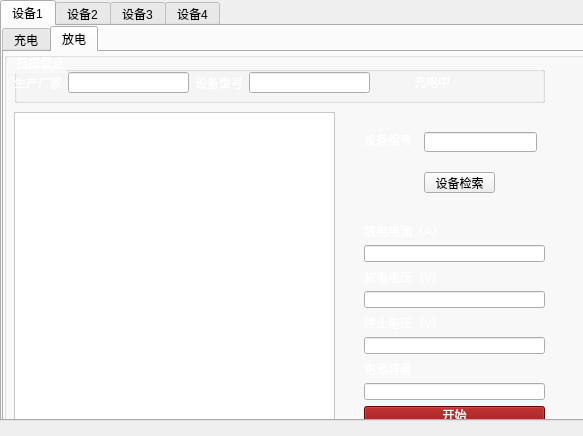
Above: jiemiang.ui from Paul099/Battery_inst_ljs before the change. Below: the same form after it.
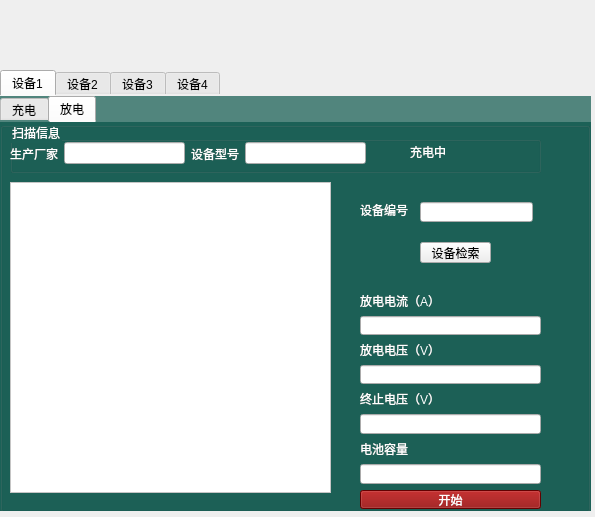
That is the form after the change. The open tabs and pages were chosen to show the change. Icons and pictures are not drawn.

Patch:
```diff
--- a/jiemiang.ui
+++ b/jiemiang.ui
@@ -6,20 +6,31 @@
    <rect>
     <x>0</x>
     <y>0</y>
-    <width>583</width>
-    <height>436</height>
+    <width>595</width>
+    <height>517</height>
    </rect>
   </property>
   <property name="windowTitle">
    <string>Form</string>
   </property>
+  <property name="styleSheet">
+   <string notr="true">QWidget#Form{border-image: url(:/img/qrc/guowang.jpg);}
+
+
+QTabWidget:pane {
+	border-top:0px solid #e8f3f9;
+	 
+	background-color:rgba(2, 79, 67, 170);
+	
+	}</string>
+  </property>
   <widget class="QTabWidget" name="tabWidget">
    <property name="geometry">
     <rect>
      <x>0</x>
-     <y>0</y>
+     <y>70</y>
      <width>591</width>
-     <height>421</height>
+     <height>441</height>
     </rect>
    </property>
    <property name="styleSheet">
@@ -305,8 +316,8 @@
         <rect>
          <x>0</x>
          <y>0</y>
-         <width>591</width>
-         <height>381</height>
+         <width>590</width>
+         <height>390</height>
         </rect>
        </property>
        <property name="styleSheet">
@@ -352,7 +363,7 @@
            <x>0</x>
            <y>20</y>
            <width>356</width>
-           <height>21</height>
+           <height>23</height>
           </rect>
          </property>
          <layout class="QHBoxLayout" name="horizontalLayout_4">
@@ -447,7 +458,7 @@
           <x>360</x>
           <y>170</y>
           <width>181</width>
-          <height>201</height>
+          <height>217</height>
          </rect>
         </property>
         <layout class="QVBoxLayout" name="verticalLayout_3">
```
Left out of the diff: 49 changed lines with no effect on the pictures.
